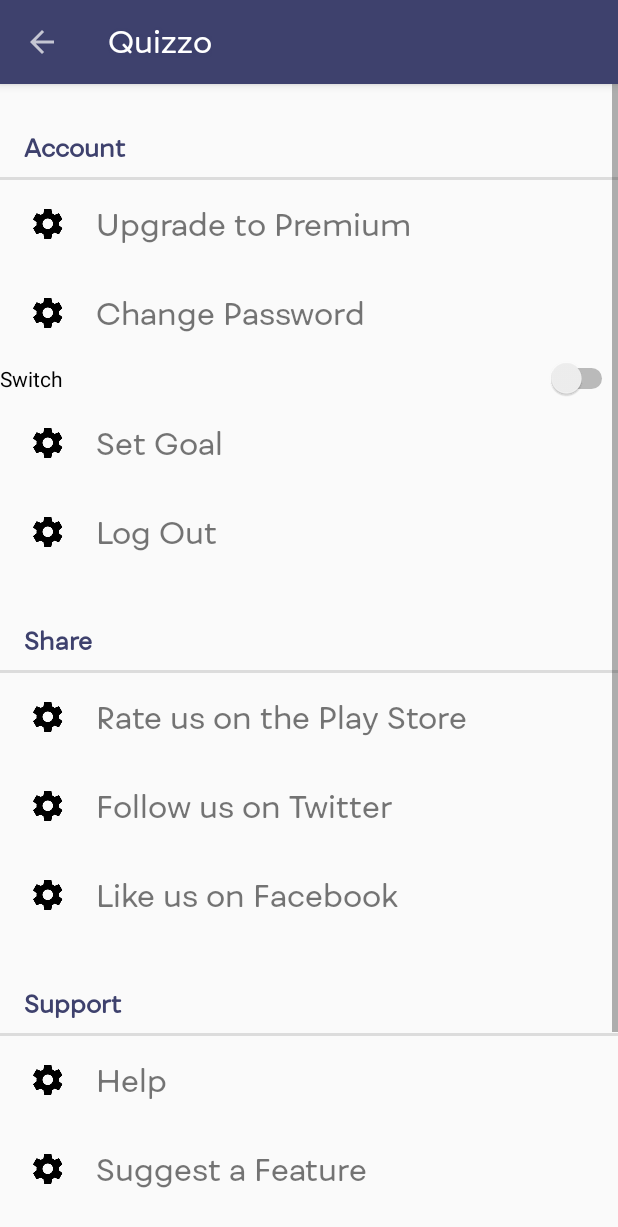
After one commit to saikatdatta94/Quizzo, an Android app: the SettingsActivity screen opened directly, with no data from a screen before it, on a phone screen of 412 x 824 dp. The commit adds this screen. Shown: the top 1227 px of the screen. Run offline under Robolectric (Android 15) with nearby library versions, the phone set to English and light mode, and no system bars; our stand-ins replace Firebase (no records; nobody signed in at launch, a user with empty details on screens opened directly); network calls fail.

Commit message:
Users are now directly redirectd to mainActivity if already logged in

```diff
--- a/app/build.gradle
+++ b/app/build.gradle
@@ -43,7 +43,7 @@
     androidTestImplementation 'com.android.support.test.espresso:espresso-core:3.0.2'
 
 //    Importing Volley
-    compile 'com.android.volley:volley:1.1.1'
+    implementation 'com.android.volley:volley:1.1.1'
 }
 
 
--- a/app/src/main/AndroidManifest.xml
+++ b/app/src/main/AndroidManifest.xml
@@ -11,9 +11,10 @@
         android:roundIcon="@mipmap/ic_launcher_round"
         android:supportsRtl="true"
         android:theme="@style/Theme.AppCompat.Light.NoActionBar">
-        <activity android:name=".MainActivity">
+        <activity android:name=".SettingsActivity">
 
         </activity>
+        <activity android:name=".MainActivity"></activity>
         <activity android:name=".SignInActivity">
             <intent-filter>
                 <action android:name="android.intent.action.MAIN" />
--- a/app/src/main/java/com/example/saikat/quizzo/ProfileFragment.java
+++ b/app/src/main/java/com/example/saikat/quizzo/ProfileFragment.java
@@ -2,6 +2,8 @@
 
 
 import android.app.Activity;
+import android.app.ActivityOptions;
+import android.content.Intent;
 import android.graphics.Bitmap;
 import android.os.Bundle;
 import android.support.annotation.NonNull;
@@ -91,15 +93,20 @@
         switch (item.getItemId()){
             case R.id.settings:
                 Toast.makeText(this.getContext(), "Settings Clicked", Toast.LENGTH_SHORT).show();
+                Intent settingsIntent = new Intent(getContext(),SettingsActivity.class);
+                settingsIntent.putExtra("Try","Try");
+
+                Bundle bndlanimation =
+                        ActivityOptions.makeCustomAnimation(getContext(), R.anim.animation,R.anim.animation2).toBundle();
+
+                startActivity(settingsIntent,bndlanimation);
                 return true;
 
         }
         return true;
     }
 
-    public void setTextViewText(CharSequence charEmail){
-//        this.charEmail = charEmail;
-    }
+
 
     public void loadProfileImage(){
         ImageRequest imageRequest = new ImageRequest(profileImageURL,
--- /dev/null
+++ b/app/src/main/java/com/example/saikat/quizzo/SettingsActivity.java
@@ -0,0 +1,131 @@
+package com.example.saikat.quizzo;
+
+import android.content.Intent;
+import android.support.v4.app.ActivityCompat;
+import android.support.v7.app.AppCompatActivity;
+import android.os.Bundle;
+import android.support.v7.widget.Toolbar;
+import android.util.Log;
+import android.view.View;
+import android.widget.ImageView;
+import android.widget.TextView;
+import android.widget.Toast;
+
+import com.google.firebase.auth.FirebaseAuth;
+import com.google.firebase.auth.FirebaseUser;
+
+public class SettingsActivity extends AppCompatActivity {
+
+
+
+
+    int[] id = {R.id.upgrade_to_premium,R.id.change_pwd,R.id.set_goals,R.id.log_out,R.id.play_store,
+            R.id.twitter,R.id.facebook,R.id.help,R.id.suggest_feature,R.id.feedback,R.id.terms_conditions,
+            R.id.privacy_policy};
+
+    View premium;
+    View changePwd;
+    View setGoals ;
+    View logOut  ;
+    View playStoreRating ;
+    View followOnTwitter ;
+    View likeOnFacebook ;
+    View help ;
+    View suggestFeature ;
+    View feedBack ;
+    View tAndC ;
+    View privacyPolicy ;
+
+    @Override
+    protected void onCreate(Bundle savedInstanceState) {
+        super.onCreate(savedInstanceState);
+        setContentView(R.layout.activity_settings);
+
+        if (getIntent()!=null){
+
+        }
+
+        final FirebaseUser user = FirebaseAuth.getInstance().getCurrentUser();
+
+
+
+        Toolbar toolbar = findViewById(R.id.settings_toolbar);
+        setSupportActionBar(toolbar);
+//       Enabling Back Button
+        getSupportActionBar().setDisplayHomeAsUpEnabled(true);
+        getSupportActionBar().setDisplayShowHomeEnabled(true);
+//       Setting toolbar title to settings
+        toolbar.setTitle("Settings");
+
+        premium = findViewById(R.id.upgrade_to_premium);
+        changePwd = findViewById(R.id.change_pwd);
+        setGoals = findViewById(R.id.set_goals);
+        logOut = findViewById(R.id.log_out);
+        playStoreRating = findViewById(R.id.play_store);
+        followOnTwitter = findViewById(R.id.twitter);
+        likeOnFacebook = findViewById(R.id.facebook);
+        help = findViewById(R.id.help);
+        suggestFeature = findViewById(R.id.suggest_feature);
+        feedBack = findViewById(R.id.feedback);
+        tAndC = findViewById(R.id.terms_conditions);
+        privacyPolicy = findViewById(R.id.privacy_policy);
+
+        logOut.setOnClickListener(new View.OnClickListener() {
+            @Override
+            public void onClick(View view) {
+                if (user!=null){
+                    FirebaseAuth.getInstance().signOut();
+                    Intent intent = new Intent(getApplicationContext(),SignInActivity.class);
+                    finishAffinity();
+                    startActivity(intent);
+                    finish();
+                    Toast.makeText(SettingsActivity.this, "Logged Out", Toast.LENGTH_SHORT).show();
+                }else {
+                    Log.i("User","Couldn't get Email");
+                }
+            }
+        });
+
+
+
+        View[] viewArray = {premium,changePwd,setGoals,logOut,playStoreRating,followOnTwitter,
+                likeOnFacebook,help,suggestFeature,feedBack,tAndC,privacyPolicy};
+
+        String[] settingText = {"Upgrade to Premium","Change Password","Set Goal","Log Out",
+                "Rate us on the Play Store","Follow us on Twitter","Like us on Facebook","Help",
+                "Suggest a Feature","Feedback","Terms and Conditions","Privacy Policy"};
+
+        for (int i = 0; i < viewArray.length; i++) {
+            changeSettingIcons(viewArray[i],settingText[i],R.drawable.round_settings_black_36dp);
+        }
+
+
+    }
+
+    public void changeSettingIcons(View view,String settingText,int iconResource){
+        ImageView settingIcon = view.findViewById(R.id.setting_page_icon);
+        settingIcon.setImageResource(iconResource);
+        TextView settingName = view.findViewById(R.id.setting_text);
+        settingName.setText(settingText);
+//        view.setOnClickListener(new View.OnClickListener() {
+//            @Override
+//            public void onClick(View view) {
+//                Toast.makeText(SettingsActivity.this, "I was Clicked", Toast.LENGTH_SHORT).show();
+//            }
+//        });
+    }
+
+    @Override
+    public boolean onSupportNavigateUp() {
+        onBackPressed();
+        return super.onSupportNavigateUp();
+    }
+
+    public void onBackPressed(){
+
+        Toast.makeText(this, "BackPressed", Toast.LENGTH_SHORT).show();
+        finish();
+    }
+
+
+}
--- a/app/src/main/java/com/example/saikat/quizzo/SignInActivity.java
+++ b/app/src/main/java/com/example/saikat/quizzo/SignInActivity.java
@@ -81,6 +81,8 @@
                         userName = authResult.getUser().getDisplayName();
                         profilePhotoURL = authResult.getUser().getPhotoUrl();
 
+
+
                         //Redirecting user to Main Activity and Passing the user data
                         Intent intent = new Intent(SignInActivity.this,MainActivity.class); //Creating Intent and Passing Login Creds
                         intent.putExtra("email",email);
@@ -102,8 +104,22 @@
     protected void onCreate(Bundle savedInstanceState) {
         super.onCreate(savedInstanceState);
         setContentView(R.layout.activity_sign_in);
+        configureGoogleSignIn();
 
-        configureGoogleSignIn();
+        final FirebaseUser user = FirebaseAuth.getInstance().getCurrentUser();
+        if (user!=null){
+            email = user.getEmail();
+            userName = user.getDisplayName();
+            profilePhotoURL = user.getPhotoUrl();
+
+            //Redirecting user to Main Activity and Passing the user data
+            Intent intent = new Intent(SignInActivity.this,MainActivity.class); //Creating Intent and Passing Login Creds
+            intent.putExtra("email",email);
+            intent.putExtra("userName",userName);
+            intent.putExtra("profile_photo_URL",profilePhotoURL.toString());
+            startActivity(intent);
+            finish();
+        }
 
         firebaseAuth = FirebaseAuth.getInstance();
         googleSignInButton = findViewById(R.id.google_sign_in);
@@ -150,4 +166,6 @@
     public void onConnectionFailed(@NonNull ConnectionResult connectionResult) {
         Toast.makeText(this, ""+connectionResult.getErrorMessage(), Toast.LENGTH_SHORT).show();
     }
+
+
 }
--- /dev/null
+++ b/app/src/main/res/layout/activity_settings.xml
@@ -0,0 +1,126 @@
+<?xml version="1.0" encoding="utf-8"?>
+<RelativeLayout xmlns:android="http://schemas.android.com/apk/res/android"
+    xmlns:app="http://schemas.android.com/apk/res-auto"
+    xmlns:tools="http://schemas.android.com/tools"
+    android:layout_width="match_parent"
+    android:layout_height="match_parent"
+    tools:context=".SettingsActivity">
+
+
+
+    <include
+        layout="@layout/toolbar"
+        android:id="@+id/settings_toolbar"/>
+
+    <ScrollView
+        android:layout_width="match_parent"
+        android:layout_height="match_parent"
+        android:backgroundTint="@color/lightBlueBack">
+
+
+        <LinearLayout
+            android:layout_width="match_parent"
+            android:layout_height="wrap_content"
+            android:paddingTop="88dp"
+            android:orientation="vertical">
+
+            <TextView
+                android:layout_width="match_parent"
+                android:layout_height="wrap_content"
+                android:fontFamily="@font/fibraoneregular"
+                android:text="Account"
+                android:textSize="16sp"
+                android:textStyle="bold"
+                android:layout_marginLeft="16dp"
+                android:layout_marginBottom="8dp"
+                android:textColor="@color/colorPrimary"/>
+
+
+            <View
+                android:id="@+id/divider"
+                android:layout_width="match_parent"
+                android:layout_height="2dp"
+                android:background="?android:attr/listDivider" />
+
+            <include layout="@layout/setting_items"
+                android:id="@+id/upgrade_to_premium"/>
+            <include layout="@layout/setting_items"
+              android:id="@+id/change_pwd"/>
+
+            <Switch
+                android:id="@+id/switch1"
+                android:layout_width="match_parent"
+                android:layout_height="wrap_content"
+                android:text="Switch" />
+
+            <include layout="@layout/setting_items"
+                android:id="@+id/set_goals"/>
+            <include layout="@layout/setting_items"
+                android:id="@+id/log_out"/>
+
+            <TextView
+                android:layout_width="match_parent"
+                android:layout_height="wrap_content"
+                android:fontFamily="@font/fibraoneregular"
+                android:text="Share"
+                android:paddingTop="32dp"
+                android:textSize="16sp"
+                android:textStyle="bold"
+                android:layout_marginLeft="16dp"
+                android:layout_marginBottom="8dp"
+                android:textColor="@color/colorPrimary"/>
+
+            <View
+                android:id="@+id/share_divider"
+                android:layout_width="match_parent"
+                android:layout_height="2dp"
+                android:background="?android:attr/listDivider" />
+
+            <include layout="@layout/setting_items"
+                android:id="@+id/play_store"/>
+
+            <include layout="@layout/setting_items"
+                android:id="@+id/twitter"/>
+
+            <include layout="@layout/setting_items"
+                android:id="@+id/facebook"/>
+
+            <TextView
+                android:layout_width="match_parent"
+                android:layout_height="wrap_content"
+                android:fontFamily="@font/fibraoneregular"
+                android:text="Support"
+                android:textSize="16sp"
+                android:textStyle="bold"
+                android:paddingTop="32dp"
+                android:layout_marginLeft="16dp"
+                android:layout_marginBottom="8dp"
+                android:textColor="@color/colorPrimary"/>
+
+            <View
+                android:id="@+id/support_divider"
+                android:layout_width="match_parent"
+                android:layout_height="2dp"
+                android:background="?android:attr/listDivider" />
+
+            <include layout="@layout/setting_items"
+                android:id="@+id/help"/>
+
+            <include layout="@layout/setting_items"
+                android:id="@+id/suggest_feature"/>
+
+            <include layout="@layout/setting_items"
+                android:id="@+id/feedback"/>
+
+            <include layout="@layout/setting_items"
+                android:id="@+id/terms_conditions"/>
+
+            <include layout="@layout/setting_items"
+                android:id="@+id/privacy_policy"/>
+
+
+        </LinearLayout>
+    </ScrollView>
+
+
+</RelativeLayout>
--- /dev/null
+++ b/app/src/main/res/layout/setting_items.xml
@@ -0,0 +1,32 @@
+<?xml version="1.0" encoding="utf-8"?>
+<RelativeLayout
+    xmlns:android="http://schemas.android.com/apk/res/android"
+    android:layout_width="match_parent"
+    android:layout_height="wrap_content"
+    android:background="?android:attr/selectableItemBackground"
+    android:clickable="true">
+
+    <ImageView
+        android:id="@+id/setting_page_icon"
+        android:src="@mipmap/ic_launcher_round"
+        android:layout_width="32dp"
+        android:layout_height="wrap_content"
+        android:layout_marginLeft="16dp"
+        android:layout_centerVertical="true"
+        android:layout_marginTop="16dp"
+        android:layout_marginBottom="16dp"
+        />
+    <TextView
+        android:id="@+id/setting_text"
+        android:layout_toRightOf="@+id/setting_page_icon"
+        android:text="change Password"
+        android:layout_centerVertical="true"
+        android:textSize="20sp"
+        android:fontFamily="@font/fibraoneregular"
+        android:layout_width="match_parent"
+        android:layout_height="wrap_content"
+        android:layout_marginLeft="16dp"
+        android:layout_marginTop="16dp"
+        android:layout_marginBottom="16dp"/>
+
+</RelativeLayout>
```
Also changed, not shown: app/src/main/res/anim/animation.xml (added, +9 -0 lines), app/src/main/res/anim/animation2.xml (added, +9 -0 lines).
